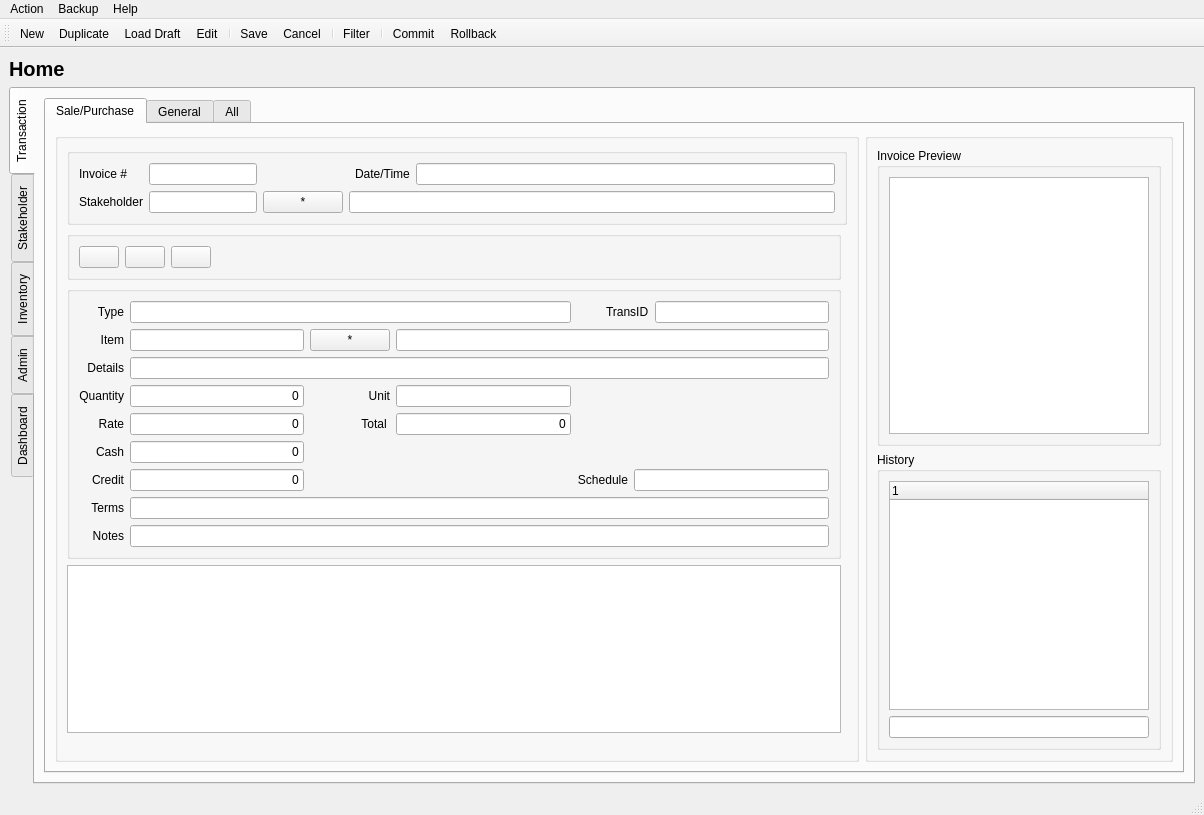
Qt form ui_main.ui (aasem-research-work/aasem-hk) before a commit.
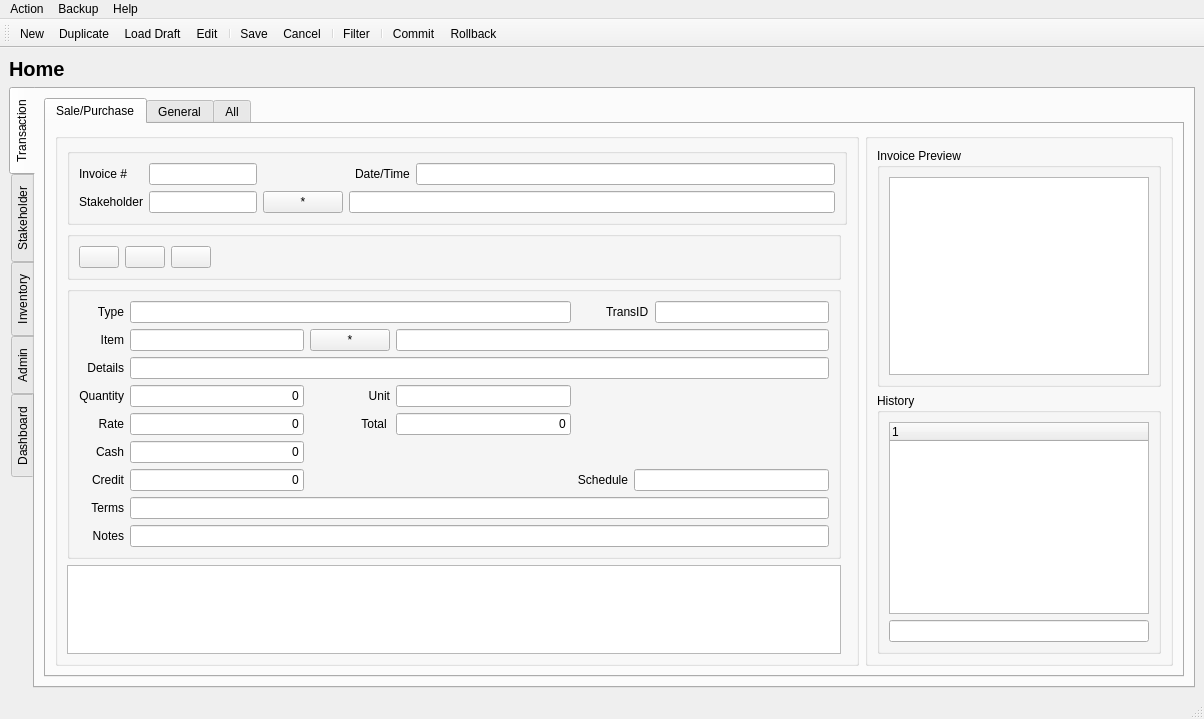
The same form after that commit. The open tabs and pages were chosen to show the change. Icons and pictures are not drawn.

What changed in the file:
```diff
--- a/ui_main.ui
+++ b/ui_main.ui
@@ -7,7 +7,7 @@
     <x>0</x>
     <y>0</y>
     <width>1204</width>
-    <height>815</height>
+    <height>719</height>
    </rect>
   </property>
   <property name="windowTitle">
```
Left out of the diff: 2 changed lines with no effect on the pictures.
